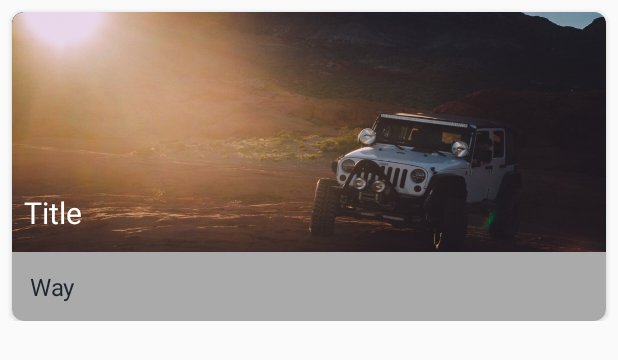
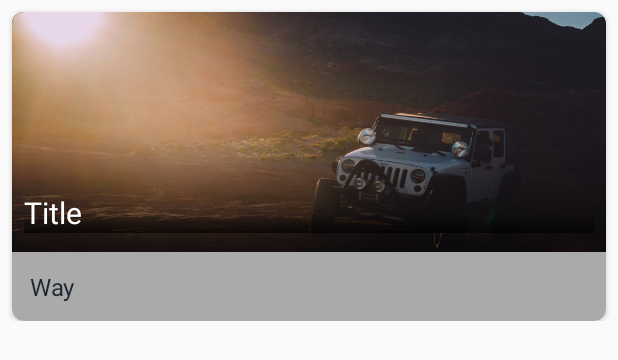
Before and after one commit to GauravPandey123/MoneyMakingApp, an Android app: the layout dashboard_item.xml on its own in the app's theme, with its tools: preview values and no code run, on a phone screen of 412 x 824 dp. Shown: the top 360 px of the screen. Run offline under Robolectric (Android 15) with nearby library versions, the phone set to English and light mode, and no system bars; network calls fail.

Commit message:
code chnages are done

```diff
--- /dev/null
+++ b/app/src/main/res/drawable/gradient_shape.xml
@@ -0,0 +1,11 @@
+<shape xmlns:android="http://schemas.android.com/apk/res/android"
+    android:shape="rectangle" >
+
+    <gradient
+        android:angle="90"
+        android:endColor="#00ffffff"
+        android:startColor="#aa000000"
+        android:centerColor="#00ffffff" />
+    <corners android:radius="0dp" />
+
+</shape>
--- a/app/src/main/res/layout/activity_splash.xml
+++ b/app/src/main/res/layout/activity_splash.xml
@@ -1,12 +1,13 @@
 <?xml version="1.0" encoding="utf-8"?>
-<RelativeLayout
-    xmlns:android="http://schemas.android.com/apk/res/android" android:layout_width="match_parent"
+<RelativeLayout xmlns:android="http://schemas.android.com/apk/res/android"
+    android:layout_width="match_parent"
     android:layout_height="match_parent"
+    xmlns:app="http://schemas.android.com/apk/res-auto"
     android:background="@color/colorPrimary">
-
-  <ImageView
+  <com.airbnb.lottie.LottieAnimationView
       android:layout_width="match_parent"
       android:layout_height="match_parent"
-      android:src="@drawable/ic_make_money___icon"/>
-
+      app:lottie_fileName="Logo_Splash.json"
+      app:lottie_loop="false"
+      app:lottie_autoPlay="true" />
 </RelativeLayout>
--- a/app/src/main/res/layout/dashboard_item.xml
+++ b/app/src/main/res/layout/dashboard_item.xml
@@ -1,21 +1,27 @@
 <?xml version="1.0" encoding="utf-8"?>
 <androidx.constraintlayout.widget.ConstraintLayout xmlns:android="http://schemas.android.com/apk/res/android"
     xmlns:app="http://schemas.android.com/apk/res-auto"
+    android:id="@+id/constraintLayoutRoot"
     android:layout_width="match_parent"
-    android:layout_height="wrap_content"
-    android:id="@+id/constraintLayoutRoot">
+    android:layout_height="wrap_content">
 
     <androidx.cardview.widget.CardView
         android:layout_width="match_parent"
         android:layout_height="wrap_content"
         android:layout_margin="@dimen/_8dp"
+        app:cardBackgroundColor="@android:color/darker_gray"
         app:cardCornerRadius="@dimen/_8dp"
-        app:cardBackgroundColor="@android:color/darker_gray"
         app:layout_constraintStart_toStartOf="parent"
         app:layout_constraintTop_toTopOf="parent">
 
 
         <RelativeLayout
+            android:layout_width="match_parent"
+            android:layout_height="wrap_content">
+
+
+            <FrameLayout
+                android:id="@+id/frameLayoutDashBoard"
                 android:layout_width="match_parent"
                 android:layout_height="wrap_content">
 
@@ -28,14 +34,23 @@
                     android:scaleType="fitXY"
                     android:src="@drawable/dashboard" />
 
+                <View
+                    android:layout_width="match_parent"
+                    android:layout_height="@dimen/_160dp"
+
+                    android:background="@drawable/gradient_shape" />
+
+            </FrameLayout>
+
             <TextView
                 android:id="@+id/textViewDashBoardTitle"
-                android:layout_width="wrap_content"
+                android:layout_width="match_parent"
                 android:layout_height="wrap_content"
                 android:layout_marginLeft="@dimen/_8dp"
                 android:layout_marginTop="@dimen/_120dp"
                 android:layout_marginRight="@dimen/_8dp"
                 android:text="@string/tittle"
+                android:background="@drawable/gradient_shape"
                 android:textColor="@color/white"
                 android:textSize="@dimen/font_20sp" />
 
@@ -43,11 +58,11 @@
                 android:id="@+id/textViewDescription"
                 android:layout_width="match_parent"
                 android:layout_height="wrap_content"
+                android:layout_below="@+id/frameLayoutDashBoard"
                 android:layout_margin="@dimen/_12sdp"
-                android:textSize="@dimen/font_sixteen"
+                android:text="@string/way"
                 android:textColor="@color/dark_grey"
-                android:layout_below="@+id/imageViewDashBoardItem"
-                android:text="@string/way"/>
+                android:textSize="@dimen/font_sixteen" />
         </RelativeLayout>
     </androidx.cardview.widget.CardView>
 
--- a/app/src/main/res/layout/sorry_no_data_aviliable.xml
+++ b/app/src/main/res/layout/sorry_no_data_aviliable.xml
@@ -7,7 +7,6 @@
     android:orientation="vertical"
     android:visibility="gone">
 
-    <include layout="@layout/toolbar" />
 
     <ImageView
         android:id="@+id/imageView_feedsEmptyView"
--- a/app/src/main/res/values/strings.xml
+++ b/app/src/main/res/values/strings.xml
@@ -15,7 +15,7 @@
     <string name="home">Home</string>
     <string name="title">Title</string>
     <string name="pleasecheckinternet">Please Check Internet Connection</string>
-    <string name="no_data_aviliable">Sorry No Data Aviliable</string>
+    <string name="no_data_aviliable">Sorry No Data Available</string>
 
     <string-array name="nav_drawer_labels">
         <item>@string/nav_item_one</item>
```
Also changed, not shown: app/src/main/assets/Logo_Splash.json (added, +1 -0 lines). Lines whose indentation alone changed are shown as unchanged.
